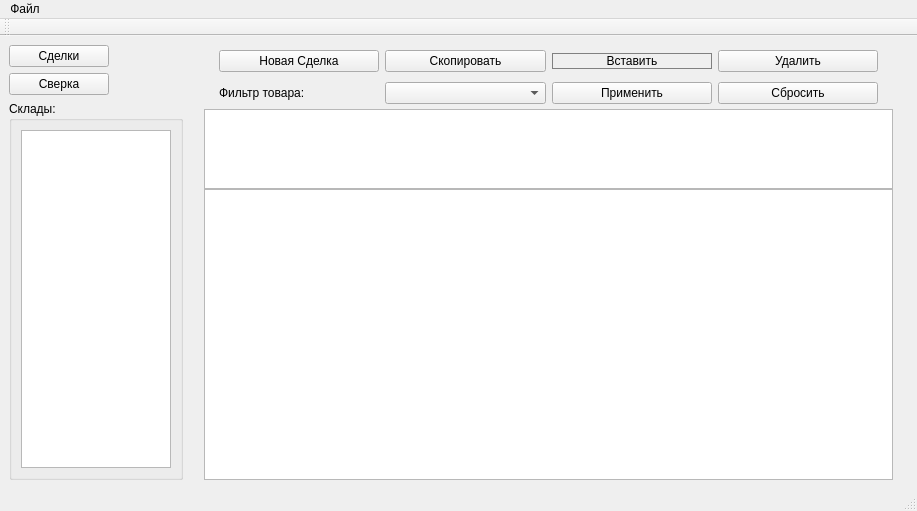
Old version of the form mainwindow.ui in the repository Nemoy123/Tranzit-LSD.
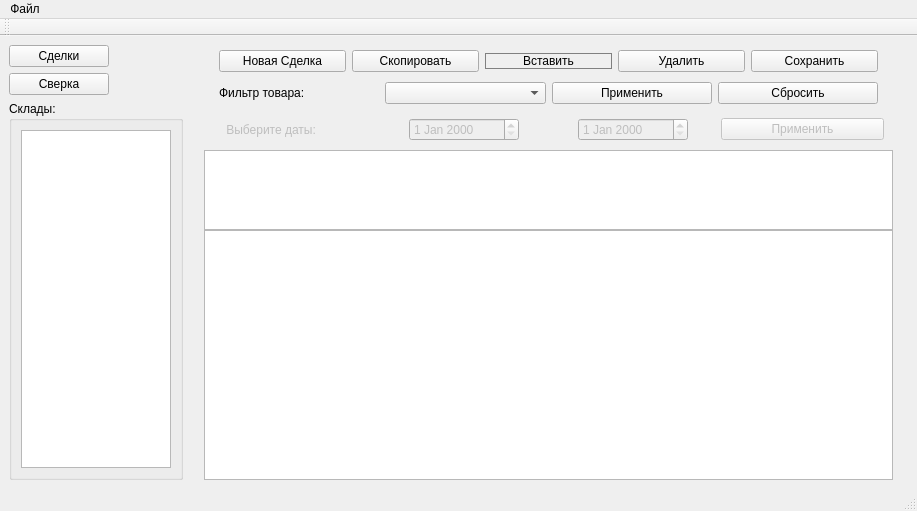
New version of the form.

The edit to the form file:
```diff
--- a/mainwindow.ui
+++ b/mainwindow.ui
@@ -115,6 +115,12 @@
          </property>
          <item>
           <widget class="QPushButton" name="pushButton_new">
+           <property name="maximumSize">
+            <size>
+             <width>200</width>
+             <height>16777215</height>
+            </size>
+           </property>
            <property name="text">
             <string>Новая Сделка</string>
            </property>
@@ -122,6 +128,12 @@
          </item>
          <item>
           <widget class="QPushButton" name="pushButton_copy">
+           <property name="maximumSize">
+            <size>
+             <width>200</width>
+             <height>16777215</height>
+            </size>
+           </property>
            <property name="text">
             <string>Скопировать</string>
            </property>
@@ -129,6 +141,12 @@
          </item>
          <item>
           <widget class="QPushButton" name="pushButton_paste">
+           <property name="maximumSize">
+            <size>
+             <width>200</width>
+             <height>16777215</height>
+            </size>
+           </property>
            <property name="styleSheet">
             <string notr="true">QPushButton {
 	background-color: rgb (215,215,215);
@@ -146,11 +164,30 @@
          </item>
          <item alignment="Qt::AlignVCenter">
           <widget class="QPushButton" name="pushButton_delete">
+           <property name="maximumSize">
+            <size>
+             <width>200</width>
+             <height>16777215</height>
+            </size>
+           </property>
            <property name="text">
             <string>Удалить</string>
            </property>
           </widget>
          </item>
+         <item>
+          <widget class="QPushButton" name="pushButton_2">
+           <property name="maximumSize">
+            <size>
+             <width>200</width>
+             <height>16777215</height>
+            </size>
+           </property>
+           <property name="text">
+            <string>Сохранить</string>
+           </property>
+          </widget>
+         </item>
         </layout>
        </widget>
       </item>
@@ -199,6 +236,88 @@
         </layout>
        </widget>
       </item>
+      <item>
+       <widget class="QWidget" name="horizontalWidget" native="true">
+        <property name="enabled">
+         <bool>false</bool>
+        </property>
+        <layout class="QHBoxLayout" name="filter_date">
+         <item>
+          <widget class="QLabel" name="label_2">
+           <property name="sizePolicy">
+            <sizepolicy hsizetype="Minimum" vsizetype="Preferred">
+             <horstretch>0</horstretch>
+             <verstretch>0</verstretch>
+            </sizepolicy>
+           </property>
+           <property name="maximumSize">
+            <size>
+             <width>200</width>
+             <height>16777215</height>
+            </size>
+           </property>
+           <property name="text">
+            <string>    Выберите даты: </string>
+           </property>
+          </widget>
+         </item>
+         <item alignment="Qt::AlignHCenter">
+          <widget class="QDateEdit" name="dateEdit">
+           <property name="sizePolicy">
+            <sizepolicy hsizetype="Minimum" vsizetype="Fixed">
+             <horstretch>0</horstretch>
+             <verstretch>0</verstretch>
+            </sizepolicy>
+           </property>
+           <property name="minimumSize">
+            <size>
+             <width>110</width>
+             <height>0</height>
+            </size>
+           </property>
+           <property name="maximumSize">
+            <size>
+             <width>200</width>
+             <height>16777215</height>
+            </size>
+           </property>
+           <property name="layoutDirection">
+            <enum>Qt::LeftToRight</enum>
+           </property>
+          </widget>
+         </item>
+         <item alignment="Qt::AlignHCenter">
+          <widget class="QDateEdit" name="dateEdit_2">
+           <property name="minimumSize">
+            <size>
+             <width>110</width>
+             <height>0</height>
+            </size>
+           </property>
+           <property name="maximumSize">
+            <size>
+             <width>200</width>
+             <height>16777215</height>
+            </size>
+           </property>
+          </widget>
+         </item>
+         <item>
+          <widget class="QPushButton" name="pushButton">
+           <property name="maximumSize">
+            <size>
+             <width>200</width>
+             <height>16777215</height>
+            </size>
+           </property>
+           <property name="text">
+            <string>Применить</string>
+           </property>
+          </widget>
+         </item>
+        </layout>
+       </widget>
+      </item>
       <item>
        <widget class="QTableView" name="tableView_header">
         <property name="sizePolicy">
```
Left out of the diff: 18 changed lines with no effect on the pictures.
